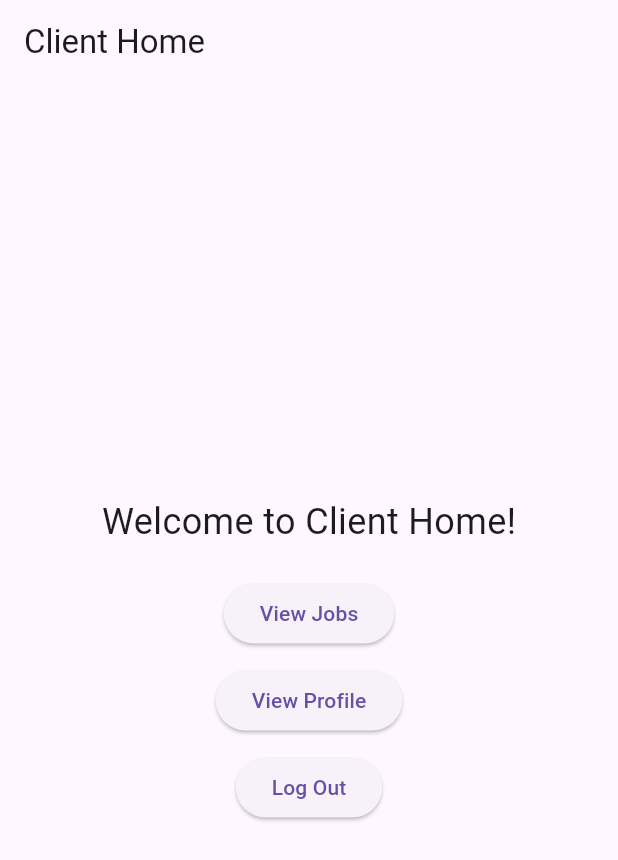
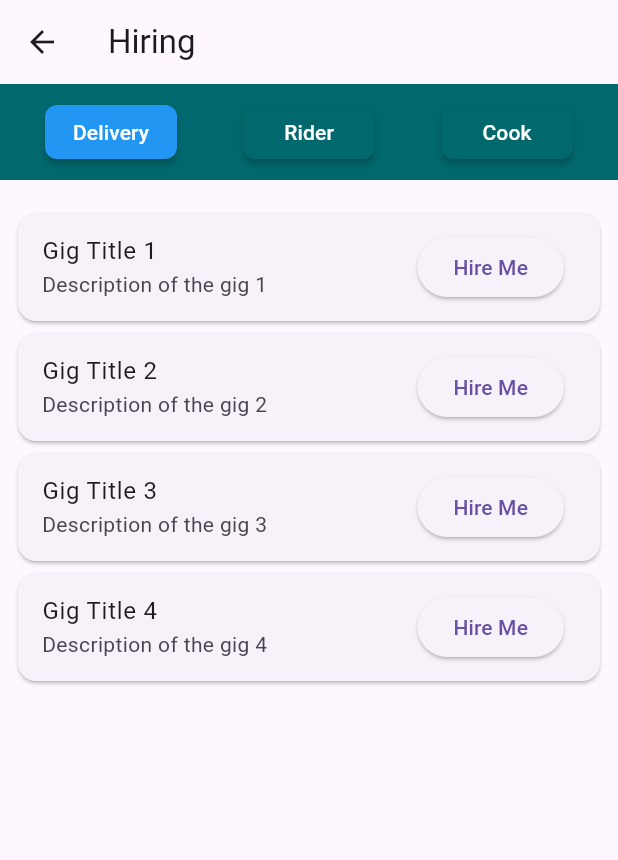
Before and after one commit to muqeetqazi/freelance-app, a Flutter app: the ClientHomeScreen screen opened directly, after a tap on "View Jobs", on a phone screen of 412 x 824 dp. Shown: the top 860 px of the screen. Run offline on Flutter 3.47's test engine with Material 3 defaults, Android fonts, the phone set to English and light mode, and no system bars; our stand-ins replace flutter_spinkit, shared_preferences; accounts and stored records are empty.

Commit message:
HiringScreen

```diff
--- /dev/null
+++ b/lib/Screens/client/HiringScreen.dart
@@ -0,0 +1,142 @@
+import 'package:flutter/material.dart';
+
+class HiringScreen extends StatefulWidget {
+  const HiringScreen({Key? key}) : super(key: key);
+
+  @override
+  _HiringScreenState createState() => _HiringScreenState();
+}
+
+class _HiringScreenState extends State<HiringScreen> {
+  int _selectedButtonIndex = 0;
+
+  @override
+  Widget build(BuildContext context) {
+    return Scaffold(
+      appBar: AppBar(
+        title: const Text('Hiring'),
+      ),
+      body: Column(
+        children: [
+          // Navbar with buttons/options
+          Container(
+            padding: const EdgeInsets.all(8.0),
+            color: const Color(0xFF01696E),
+            child: Row(
+              mainAxisAlignment: MainAxisAlignment.spaceAround,
+              children: [
+                _buildNavbarButton('Delivery', 0),
+                _buildNavbarButton('Rider', 1),
+                _buildNavbarButton('Cook', 2),
+                // Add more buttons as needed
+              ],
+            ),
+          ),
+
+          // Spacer
+          SizedBox(height: 10),
+          // List of cards with gigs
+          Expanded(
+            child: ListView.separated(
+              padding: const EdgeInsets.all(8.0),
+              itemCount:
+                  3, // Assuming you have 3 categories (Delivery, Rider, Cook)
+              separatorBuilder: (context, index) => SizedBox(height: 10),
+              itemBuilder: (context, index) {
+                if (index == _selectedButtonIndex) {
+                  // Load cards based on the selected button
+                  return Column(
+                    crossAxisAlignment: CrossAxisAlignment.stretch,
+                    children: [
+                      Card(
+                        child: ListTile(
+                          title: Text('Gig Title 1'),
+                          subtitle: Text('Description of the gig 1'),
+                          trailing: ElevatedButton(
+                            onPressed: () {
+                              // Add functionality to hire for this gig
+                            },
+                            child: Text('Hire Me'),
+                          ),
+                        ),
+                      ),
+                      Card(
+                        child: ListTile(
+                          title: Text('Gig Title 2'),
+                          subtitle: Text('Description of the gig 2'),
+                          trailing: ElevatedButton(
+                            onPressed: () {
+                              // Add functionality to hire for this gig
+                            },
+                            child: Text('Hire Me'),
+                          ),
+                        ),
+                      ),
+                      Card(
+                        child: ListTile(
+                          title: Text('Gig Title 3'),
+                          subtitle: Text('Description of the gig 3'),
+                          trailing: ElevatedButton(
+                            onPressed: () {
+                              // Add functionality to hire for this gig
+                            },
+                            child: Text('Hire Me'),
+                          ),
+                        ),
+                      ),
+                      Card(
+                        child: ListTile(
+                          title: Text('Gig Title 4'),
+                          subtitle: Text('Description of the gig 4'),
+                          trailing: ElevatedButton(
+                            onPressed: () {
+                              // Add functionality to hire for this gig
+                            },
+                            child: Text('Hire Me'),
+                          ),
+                        ),
+                      ),
+                      // Add more cards as needed
+                    ],
+                  );
+                } else {
+                  // Return an empty container for non-selected categories
+                  return Container();
+                }
+              },
+            ),
+          ),
+        ],
+      ),
+    );
+  }
+
+  Widget _buildNavbarButton(String text, int index) {
+    return MouseRegion(
+      cursor: SystemMouseCursors.click,
+      child: MaterialButton(
+        onPressed: () {
+          setState(() {
+            _selectedButtonIndex = index;
+          });
+        },
+        color: _selectedButtonIndex == index
+            ? Colors.blue
+            : const Color(0xFF01696E),
+        hoverColor: Colors.blue.withOpacity(0.2),
+        shape: RoundedRectangleBorder(
+          borderRadius: BorderRadius.circular(8.0),
+          // side: BorderSide(color: Colors.blue),
+        ),
+        child: Text(
+          text,
+          style: TextStyle(
+            color: _selectedButtonIndex == index
+                ? Colors.white
+                : const Color.fromARGB(255, 255, 255, 255),
+          ),
+        ),
+      ),
+    );
+  }
+}
--- a/lib/Screens/client/clientHomeScreen.dart
+++ b/lib/Screens/client/clientHomeScreen.dart
@@ -1,5 +1,6 @@
 import 'package:flutter/material.dart';
 import 'package:freelanceapp/Screens/client/LoginScreen.dart';
+import 'package:freelanceapp/Screens/client/HiringScreen.dart';
 import 'package:freelanceapp/main.dart';
 import 'package:shared_preferences/shared_preferences.dart';
 
@@ -45,7 +46,10 @@ class ClientHomeScreen extends StatelessWidget {
             SizedBox(height: 20),
             ElevatedButton(
               onPressed: () {
-                // Add functionality to navigate to other screens
+                Navigator.push(
+                  context,
+                  MaterialPageRoute(builder: (context) => HiringScreen()),
+                );
               },
               child: Text('View Jobs'),
             ),
```
